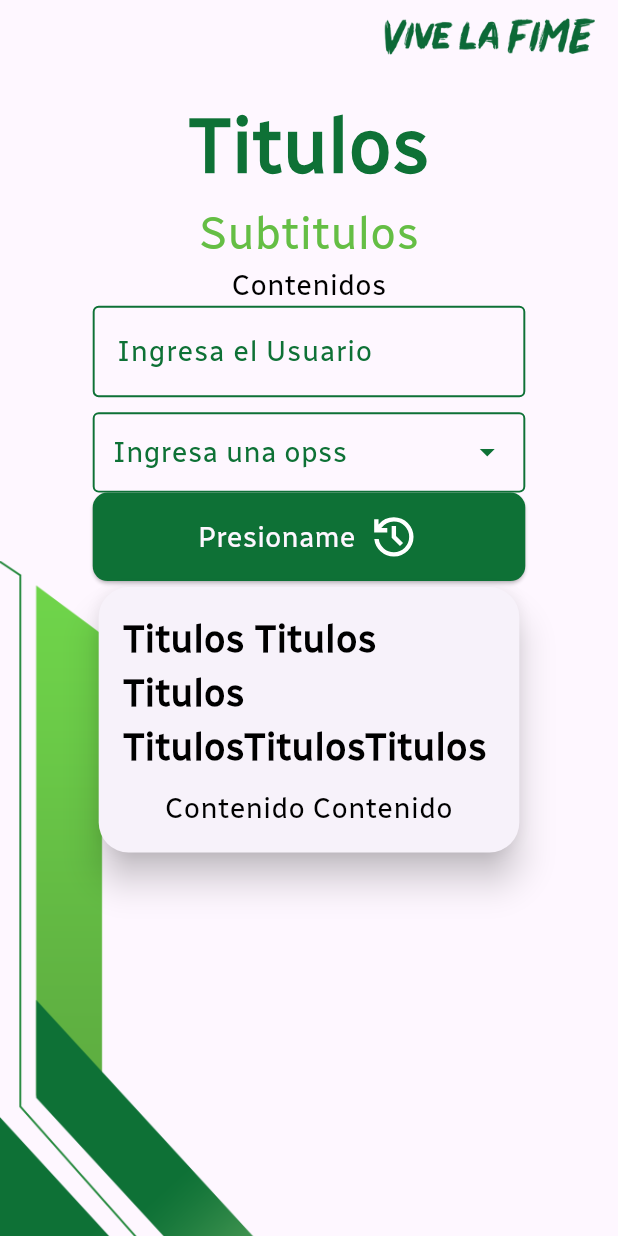
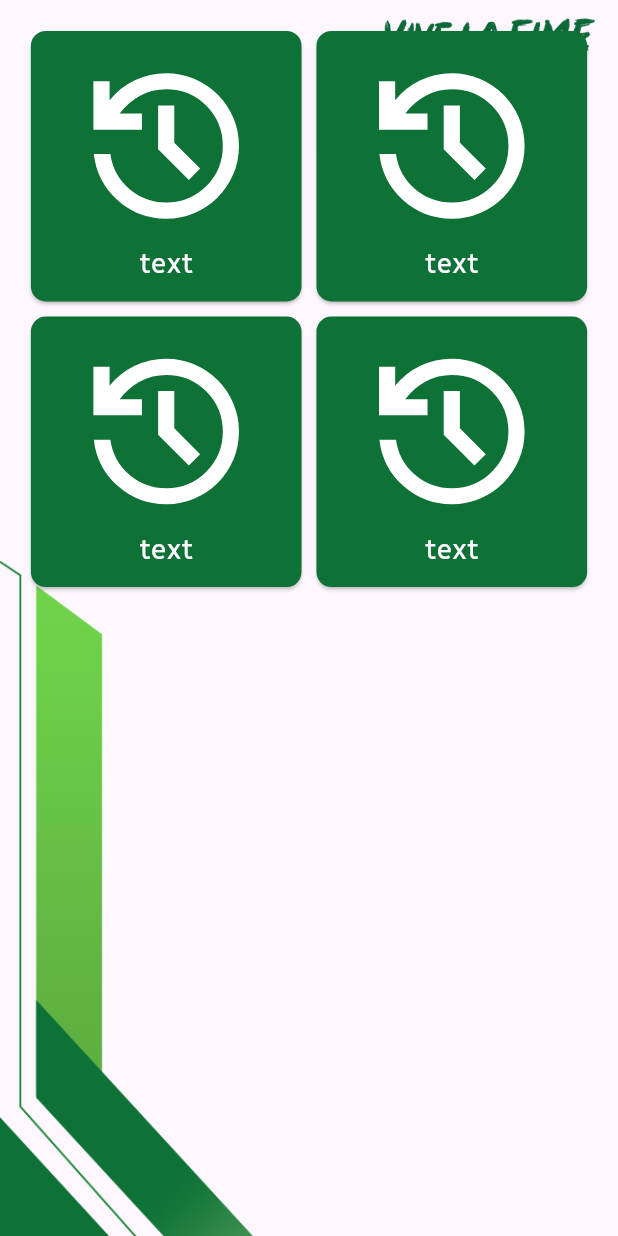
Before and after one commit to AntonioNoguera/project_atenea, a Flutter app: the screen it shows after launch, on a phone screen of 412 x 824 dp. Run offline on Flutter 3.47's test engine with Material 3 defaults, Android fonts, the phone set to English and light mode, and no system bars; our stand-ins replace flutter_svg.

Commit message:
Feat (New Component) -> Squared Component is added

```diff
--- /dev/null
+++ b/lib/common/widgets/AteneaSquaredButton.dart
@@ -0,0 +1,60 @@
+import 'package:flutter/material.dart';
+import 'package:flutter_svg/flutter_svg.dart';
+import '../../core/utils/AppTheme.dart';
+
+class Ateneasquaredbutton extends StatelessWidget {
+  final String text;
+  final VoidCallback onPressed;
+  final Color backgroundColor;
+  final TextStyle? textStyle;
+  final String? svgIcon;
+
+  // Constant data of the button
+  final double borderRadius = 10.0;
+  final double iconSize = 35.0;
+  final EdgeInsetsGeometry padding = const EdgeInsets.symmetric(vertical: 12.0, horizontal: 24.0);
+
+  Ateneasquaredbutton({
+    super.key,
+    required this.text,
+    required this.onPressed,
+    this.backgroundColor = AppColors.primaryColor,
+    TextStyle? textStyle,
+    this.svgIcon
+  }) : textStyle = textStyle ?? AppTextStyles.builder(color: AppColors.ateneaWhite, size: FontSizes.body1); // Lo hacemos aquí.
+
+
+  @override
+  Widget build(BuildContext context) {
+    return ElevatedButton(
+      style: ElevatedButton.styleFrom(
+        backgroundColor: backgroundColor,
+        padding: padding,
+        shape: RoundedRectangleBorder(
+          borderRadius: BorderRadius.circular(borderRadius),
+        ),
+      ),
+      onPressed: onPressed,
+      child: Column(
+        mainAxisSize: MainAxisSize.max,
+        mainAxisAlignment: MainAxisAlignment.end,
+        children: [
+
+          if (svgIcon != null)
+             Expanded(
+              flex: 3, // Proporciona más espacio al SVG
+              child: SvgPicture.asset(
+                svgIcon!,
+                fit: BoxFit.contain,
+              ),
+            ),
+          Text(
+            text,
+            style: textStyle,
+          ),
+
+        ],
+      ),
+    );
+  }
+}
--- a/lib/pages/HomeScreen.dart
+++ b/lib/pages/HomeScreen.dart
@@ -11,6 +11,8 @@ import '../common/widgets/AtenaDropDown.dart';
 import '../common/widgets/AteneaDialog.dart';
 import '../common/widgets/AteneaButton.dart';
 
+import '../common/widgets/AteneaSquaredButton.dart';
+
 class HomeScreen extends StatelessWidget {
   const HomeScreen({super.key});
 
@@ -23,11 +25,13 @@ class HomeScreen extends StatelessWidget {
     final List<String> options = ['Opción 1', ];
     return AteneaScaffold(
       body: AteneaBackground(
-        child: Center(
-          child: SafeArea(
-            minimum: EdgeInsets.all(MediaQuery.of(context).size.width*.15),
+        child: SafeArea(
+
+          child : Padding(
+            padding: EdgeInsets.all(MediaQuery.of(context).size.width * 0.05),
             child: Column(
               children: [
+                /*
                 Text("Titulos", style: AppTextStyles.builder(color: AppColors.primaryColor, size: FontSizes.h1, weight: FontWeights.bold)),
                 Text("Subtitulos", style: AppTextStyles.builder(color: AppColors.secondaryColor, size: FontSizes.h3)),
                 Text("Contenidos", style: AppTextStyles.builder(color: AppColors.ateneaBlack, size: FontSizes.body1)),
@@ -98,10 +102,24 @@ class HomeScreen extends StatelessWidget {
                   ),
                 ),
 
+                */
+                Expanded(
+                  child: GridView.builder(
+                    gridDelegate: const SliverGridDelegateWithFixedCrossAxisCount(
+                      mainAxisSpacing: 10.0,
+                      crossAxisSpacing: 10.0,
+                      crossAxisCount: 2,
+                    ),
+                    itemBuilder: (context, index) =>  Ateneasquaredbutton(text: "text", svgIcon: 'assets/svg/Historial.svg', onPressed: (){ print("sda"); }),
+                    itemCount: 4,
+                  ),
+                ),
+
+
               ]
-            )
+            ),
           )
-        ),
+        )
       ),
     );
   }
```
